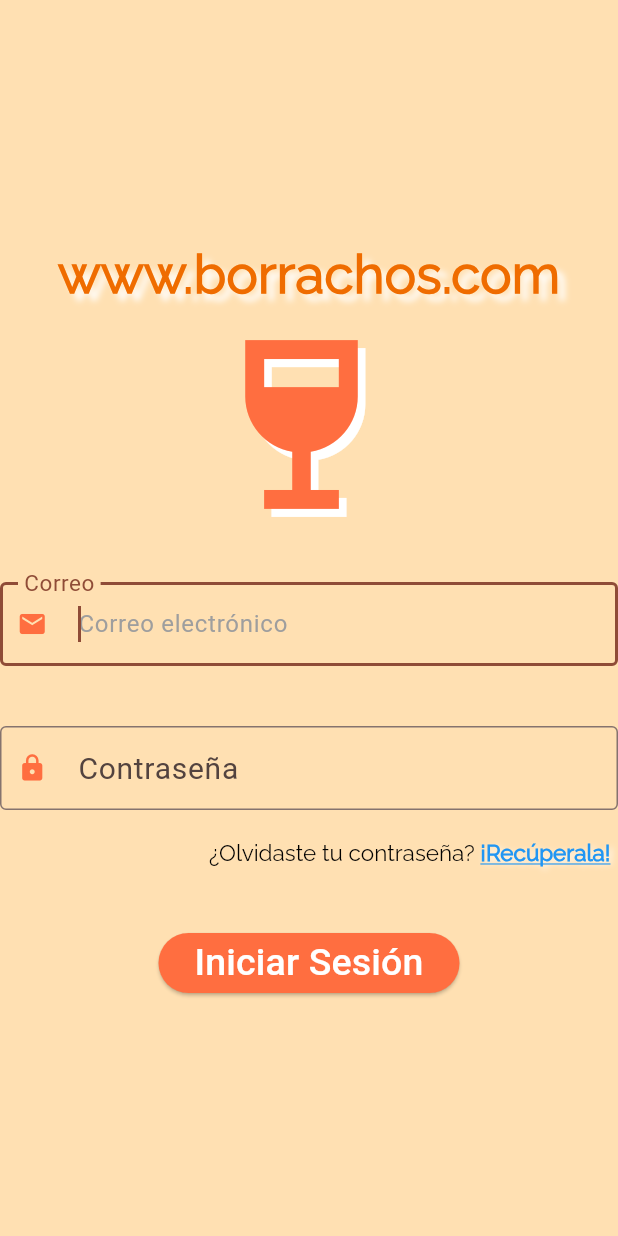
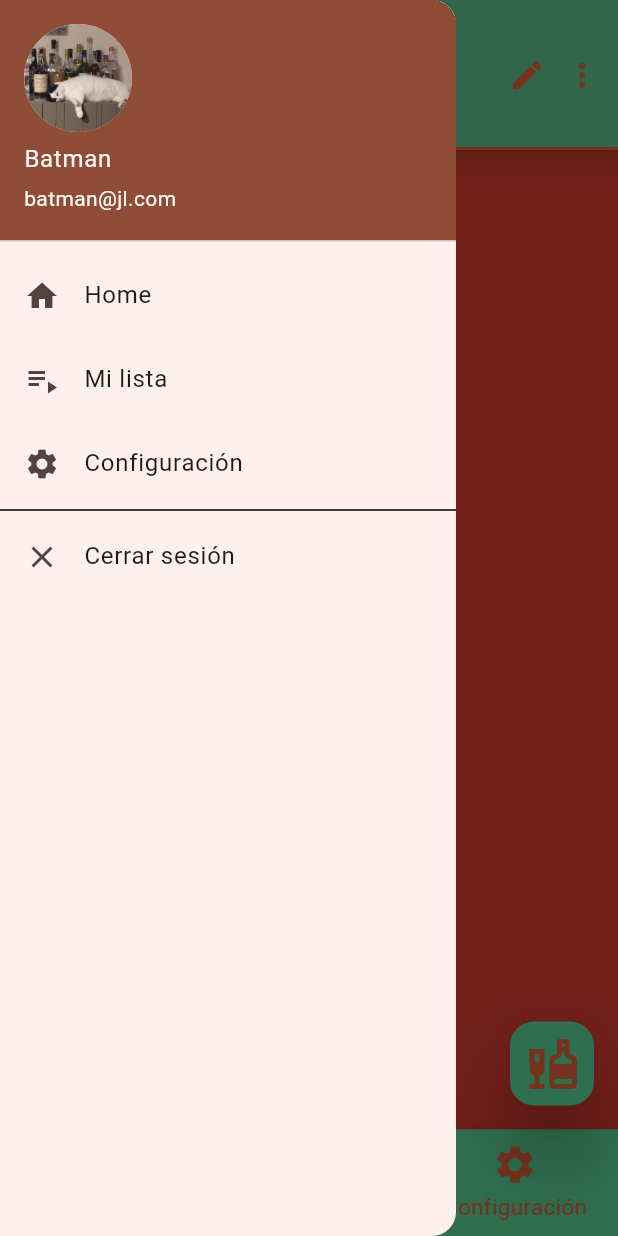
Before and after one commit to chernandez83/my_first_flutter_app, a Flutter app: the screen it shows after launch, with the side drawer open (before the commit the screen has no drawer), on a phone screen of 412 x 824 dp. Run offline on Flutter 3.47's test engine with Material 2 defaults, Android fonts, the phone set to English and light mode, and no system bars; our stand-ins replace page_transition; Roboto replaces fonts that are missing (BungeeSpice); project files that could hold a hidden picture were left out.

Commit message:
Forms Actividad

```diff
--- a/lib/Common/MyRouters.dart
+++ b/lib/Common/MyRouters.dart
@@ -2,12 +2,14 @@ import 'package:flutter/material.dart';
 import 'package:my_first_app/Pages/LoginPage.dart';
 import 'package:my_first_app/Pages/LoginPageAlt.dart';
 import 'package:my_first_app/Pages/MyHomePage.dart';
+import 'package:my_first_app/Pages/MyHomePageAlt.dart';
 import 'package:my_first_app/Pages/NowPlayingPage.dart';
 import 'package:my_first_app/Pages/PlayListPage.dart';
 import 'package:my_first_app/Pages/PlayListPageAlt.dart';
 import 'package:page_transition/page_transition.dart';
 
 const String ROUTE_HOME = '/home';
+const String ROUTE_HOMEALT = '/homealt';
 const String ROUTE_LOGIN = '/login';
 const String ROUTE_LOGIN_ALT = '/loginalt';
 const String ROUTE_PLAYLIST = '/playlist';
@@ -21,6 +23,14 @@ class MyRouters {
         //return MaterialPageRoute(builder: (_) => MyHomePage());
         return PageTransition(
           child: const MyHomePage(),
+          type: PageTransitionType.scale,
+          settings: settings,
+          alignment: Alignment.center,
+        );
+      case ROUTE_HOMEALT:
+      //return MaterialPageRoute(builder: (_) => MyHomePage());
+        return PageTransition(
+          child: const MyHomePageAlt(),
           type: PageTransitionType.scale,
           settings: settings,
           alignment: Alignment.center,
@@ -60,13 +70,13 @@ class MyRouters {
           type: PageTransitionType.fade,
           settings: settings,
         );
-      default:
+      /*default:
         //return MaterialPageRoute(builder: (_) => LoginPage());
         return PageTransition(
           child: const LoginPage(),
           type: PageTransitionType.fade,
           settings: settings,
-        );
+        );*/
     }
   }
 }
--- a/lib/Pages/MyHomePage.dart
+++ b/lib/Pages/MyHomePage.dart
@@ -36,7 +36,7 @@ class _MyHomePageState extends State<MyHomePage> {
       args = ModalRoute.of(context)!.settings.arguments as HomeArguments;
     }
     catch (e) {
-      args = HomeArguments("borrachos.catch", "Prueba");
+      args = HomeArguments("borrachos.cat", "Prueba");
     }
 
     return Scaffold(
@@ -45,7 +45,7 @@ class _MyHomePageState extends State<MyHomePage> {
       floatingActionButton: const Row(
         mainAxisAlignment: MainAxisAlignment.start,
         children: [
-          MyCatFloatingActionButton(),
+          //MyCatFloatingActionButton(),
           //MyCatFloatingActionButton(),
           //MyCatFloatingActionButton(),
         ],
--- /dev/null
+++ b/lib/Pages/MyHomePageAlt.dart
@@ -0,0 +1,95 @@
+import 'package:flutter/material.dart';
+import 'package:my_first_app/Common/HomeArguments.dart';
+import 'package:my_first_app/Pages/MyHomePage.dart';
+import 'package:my_first_app/Widgets/Basicos/Actividad/MyCatAppBar.dart';
+import 'package:my_first_app/Widgets/Basicos/Actividad/MyCatFloatingButton.dart';
+import 'package:my_first_app/Widgets/Basicos/Actividad/MyCatImage.dart';
+import 'package:my_first_app/Widgets/Basicos/MyText.dart';
+import 'package:my_first_app/Widgets/Basicos/myIcon.dart';
+import 'package:my_first_app/Widgets/Basicos/myImage.dart';
+import 'package:my_first_app/Widgets/Basicos/myRichText.dart';
+import 'package:my_first_app/Widgets/Basicos/my_appbar.dart';
+import 'package:my_first_app/Widgets/Basicos/my_buttons.dart';
+import 'package:my_first_app/Widgets/Basicos/my_floating_action_button.dart';
+import 'package:my_first_app/Widgets/Menus/Fragments/MyHomeFragment.dart';
+import 'package:my_first_app/Widgets/Menus/Fragments/MyProfileFragment.dart';
+import 'package:my_first_app/Widgets/Menus/MyBottomNavigationBar.dart';
+import 'package:my_first_app/Widgets/Menus/MyDrawer.dart';
+
+import '../Widgets/Menus/Fragments/MySettingsFragment.dart';
+
+class MyHomePageAlt extends StatefulWidget {
+  const MyHomePageAlt({super.key});
+
+  @override
+  State<MyHomePageAlt> createState() => _MyHomePageAltState();
+
+}
+
+class _MyHomePageAltState extends State<MyHomePageAlt> {
+
+  List fragments = const [
+    MyHomeFragment(),
+    MyProfileFragment(),
+    MySettingsFragment(),
+  ];
+
+  int currentIndex = 0;
+
+  @override
+  Widget build(BuildContext context) {
+
+    return Scaffold(
+      backgroundColor: Colors.deepOrangeAccent[100],
+      //floatingActionButton: const MyCatFloatingActionButton(),
+      drawer: const MyDrawer(),
+      bottomNavigationBar: MyBottomNavigationBar(onTap, currentIndex),
+      floatingActionButton: Row(
+        mainAxisAlignment: MainAxisAlignment.end,
+        children: [
+          MyCatFloatingActionButton(bottomSheet),
+          //MyCatFloatingActionButton(),
+          //MyCatFloatingActionButton(),
+        ],
+      ),
+      floatingActionButtonLocation: FloatingActionButtonLocation.endFloat,
+      appBar: MyCatAppBar(),
+      body: fragments[currentIndex],
+    );
+  }
+
+  onTap(int index) {
+    setState(() {
+      currentIndex = index;
+    });
+  }
+
+  bottomSheet() {
+    showModalBottomSheet(
+      context: context,
+      builder: (builder) {
+        return const Wrap(
+          children: [
+            Column(
+              children: [
+                ListTile(
+                  leading: Icon(Icons.share),
+                  title: Text('Compartir'),
+                ),
+                ListTile(
+                  leading: Icon(Icons.link),
+                  title: Text('Copiar enlace'),
+                ),
+                ListTile(
+                  leading: Icon(Icons.send),
+                  title: Text('Enviar'),
+                ),
+              ],
+            ),
+          ],
+        );
+      }
+    );
+  }
+
+}
--- a/lib/Widgets/Basicos/Actividad/MyCatAppBar.dart
+++ b/lib/Widgets/Basicos/Actividad/MyCatAppBar.dart
@@ -23,14 +23,49 @@ class MyCatAppBar extends StatelessWidget implements PreferredSizeWidget {
       shape: const Border(
         bottom: BorderSide(width: 2, color: Colors.deepOrangeAccent),
       ),
-      leading: const Icon(
-        Icons.star_border,
+      /*leading: const Icon(
+        Icons.star,
         color: Colors.deepOrangeAccent,
         size: 25,
-      ),
-      actions: const [
-        Icon(Icons.edit, color: Colors.deepOrangeAccent, size: 25,),
-        Icon(Icons.more_vert, color: Colors.deepOrangeAccent, size: 25,),
+      ),*/
+      actions: [
+        const Icon(Icons.edit, color: Colors.deepOrangeAccent, size: 25,),
+        //Icon(Icons.more_vert, color: Colors.deepOrangeAccent, size: 25,),
+        PopupMenuButton(
+          color: Colors.orangeAccent,
+          elevation: 25,
+          shape: OutlineInputBorder(
+            borderSide: BorderSide(
+              color: Colors.orange.shade50,
+              width: 2,
+            ),
+          ),
+          icon: const Icon(
+            Icons.more_vert,
+            color: Colors.deepOrangeAccent,
+            size: 25,
+          ),
+          itemBuilder: (context) => const [
+            PopupMenuItem(
+              value: 1,
+              child: Text(
+                'Compartir',
+                style: TextStyle(
+                  fontSize: 20,
+                ),
+              )
+            ),
+            PopupMenuItem(
+                value: 2,
+                child: Text(
+                  'Copiar enlace',
+                  style: TextStyle(
+                    fontSize: 20,
+                  ),
+                )
+            ),
+          ]
+        ),
       ],
     );
   }
--- a/lib/Widgets/Basicos/Actividad/MyCatFloatingButton.dart
+++ b/lib/Widgets/Basicos/Actividad/MyCatFloatingButton.dart
@@ -3,7 +3,9 @@ import 'package:my_first_app/Common/MyRouters.dart';
 import 'package:my_first_app/Pages/PlayListPage.dart';
 
 class MyCatFloatingActionButton extends StatelessWidget {
-  const MyCatFloatingActionButton({super.key});
+  VoidCallback voidCallback;
+
+  MyCatFloatingActionButton(this.voidCallback, {super.key});
 
   @override
   Widget build(BuildContext context) {
@@ -18,7 +20,7 @@ class MyCatFloatingActionButton extends StatelessWidget {
           color: Colors.deepOrangeAccent,
           width: 2,
         ),
-      ),*/
+      ),
       onPressed: () {
         //print("Click en MyCatFloatingButton");
         /*Navigator.push(context, MaterialPageRoute(
@@ -29,7 +31,8 @@ class MyCatFloatingActionButton extends StatelessWidget {
         Navigator.popAndPushNamed(context, ROUTE_PLAYLIST);
         // Removes all pages, leaving only the new one in the stack
         //Navigator.pushNamedAndRemoveUntil(context, ROUTE_PLAYLIST, (route) => false);
-      },
+      },*/
+      onPressed: () => voidCallback(),
       child: const Icon(
         Icons.liquor,
         size: 40,
--- /dev/null
+++ b/lib/Widgets/Menus/Fragments/MyHomeFragment.dart
@@ -0,0 +1,32 @@
+import 'package:flutter/material.dart';
+
+class MyHomeFragment extends StatelessWidget {
+  const MyHomeFragment({super.key});
+
+  @override
+  Widget build(BuildContext context) {
+    return Container(
+      color: Colors.red,
+      child: const SafeArea(
+        child: Center(
+          child: SingleChildScrollView(
+            child: Column(
+              children: [
+                Text(
+                  'Home',
+                  style: TextStyle(
+                    fontSize: 40,
+                    fontWeight: FontWeight.bold,
+                    fontFamily: 'Raleway',
+                    color: Colors.yellow,
+                  ),
+                ),
+              ],
+            ),
+          ),
+        ),
+      )
+    );
+  }
+
+}
--- /dev/null
+++ b/lib/Widgets/Menus/MyBottomNavigationBar.dart
@@ -0,0 +1,48 @@
+import 'package:flutter/material.dart';
+import 'package:my_first_app/Widgets/ListViewAndGridView/Items/MyListTile.dart';
+import 'package:my_first_app/Widgets/Menus/Fragments/MyHomeFragment.dart';
+import 'package:my_first_app/Widgets/Menus/Fragments/MyProfileFragment.dart';
+import 'package:my_first_app/Widgets/Menus/Fragments/MySettingsFragment.dart';
+
+typedef VoidCallbackParam = Function(int index);
+
+class MyBottomNavigationBar extends StatelessWidget {
+
+  VoidCallbackParam voidCallbackParam;
+  int currentIndex;
+
+  MyBottomNavigationBar(this.voidCallbackParam, this.currentIndex, {super.key});
+
+  @override
+  Widget build(BuildContext context) {
+    return BottomNavigationBar(
+      onTap: voidCallbackParam,
+      currentIndex: currentIndex,
+      selectedItemColor: Colors.black,
+      unselectedItemColor: Colors.deepOrangeAccent,
+      iconSize: 30,
+      selectedLabelStyle: const TextStyle(
+        fontSize: 17,
+      ),
+      unselectedLabelStyle: const TextStyle(
+        fontSize: 15,
+      ),
+      backgroundColor: Colors.greenAccent,
+      items: const [
+        BottomNavigationBarItem(
+          icon: Icon(Icons.home),
+          label: 'Inicio',
+        ),
+        BottomNavigationBarItem(
+          icon: Icon(Icons.person),
+          label: 'Perfil',
+        ),
+        BottomNavigationBarItem(
+          icon: Icon(Icons.settings),
+          label: 'Configuración',
+        ),
+      ],
+    );
+  }
+
+}
--- /dev/null
+++ b/lib/Widgets/Menus/MyDrawer.dart
@@ -0,0 +1,47 @@
+import 'package:flutter/material.dart';
+
+class MyDrawer extends StatelessWidget {
+  const MyDrawer({super.key});
+
+  @override
+  Widget build(BuildContext context) {
+    return Drawer(
+      child: ListView(
+        children: const [
+          UserAccountsDrawerHeader(
+            currentAccountPicture: CircleAvatar(
+              backgroundImage: AssetImage('assets/images/gatoborracho.webp'),
+            ),
+            accountName: Text(
+              'Batman',
+            ),
+            accountEmail: Text(
+              'batman@jl.com'
+            ),
+          ),
+          ListTile(
+            leading: Icon(Icons.home),
+            title: Text('Home'),
+          ),
+          ListTile(
+            leading: Icon(Icons.playlist_play_outlined),
+            title: Text('Mi lista'),
+          ),
+          ListTile(
+            leading: Icon(Icons.settings),
+            title: Text('Configuración'),
+          ),
+          Divider(
+            height: 6,
+            color: Colors.black,
+          ),
+          ListTile(
+            leading: Icon(Icons.close),
+            title: Text('Cerrar sesión'),
+          ),
+        ],
+      ),
+    );
+  }
+
+}
--- a/lib/main.dart
+++ b/lib/main.dart
@@ -17,12 +17,12 @@ class MyApp extends StatelessWidget {
       title: 'Flutter Demo',
       debugShowCheckedModeBanner: false,
       onGenerateRoute: MyRouters.generateRoute,
-      initialRoute: ROUTE_LOGIN_ALT,
+      initialRoute: ROUTE_HOMEALT,
       theme: ThemeData(
         colorScheme: ColorScheme.fromSeed(seedColor: Colors.deepOrangeAccent),
         useMaterial3: true,
       ),
-      home: const LoginPage(),
+      //home: const LoginPage(),
     );
   }
 }
```
Also changed, not shown: lib/Widgets/Menus/Fragments/MyProfileFragment.dart (added, +13 -0 lines), lib/Widgets/Menus/Fragments/MySettingsFragment.dart (added, +13 -0 lines).
